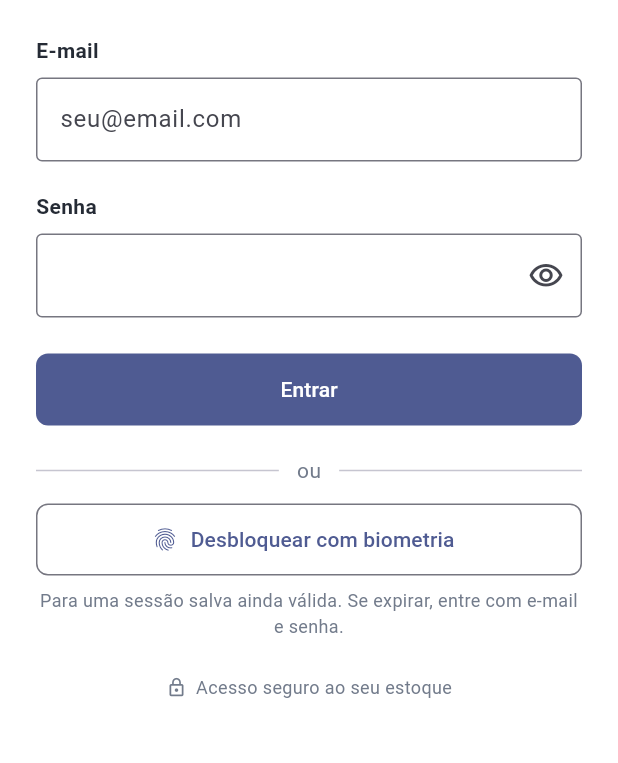
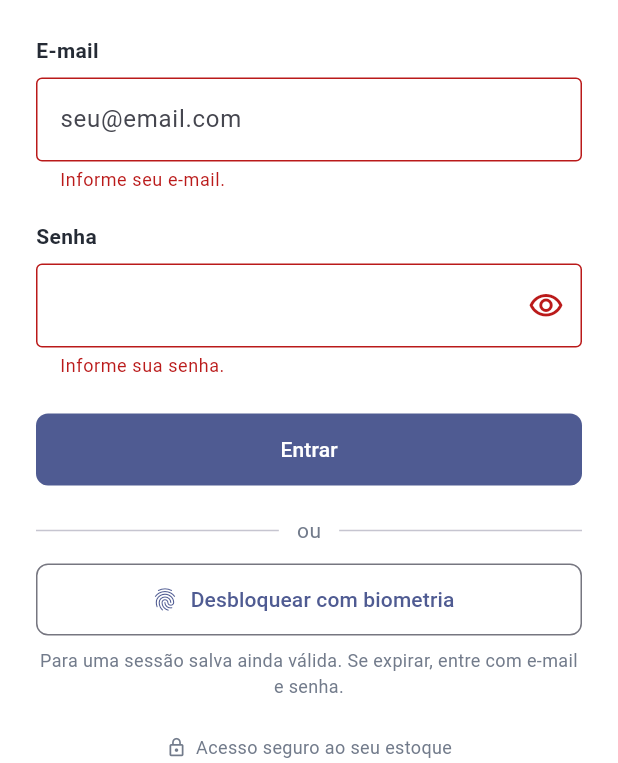
Before and after one commit to Cadu-f12/i-Stock-Mobile, a Flutter app: the screen it shows after launch, after a tap on "Entrar", on a phone screen of 412 x 824 dp, the part 473-1236 px from its top. Run offline on Flutter 3.47's test engine with Material 3 defaults, Android fonts, the phone set to English and light mode, and no system bars; our stand-ins replace bloc, flutter_bloc, flutter_dotenv.

Commit message:
Integrate login flow with the view
Connect the login page to the Cubit and HTTP repository. Add Bloc-driven form feedback, the temporary Pastilles destination, environment-based API configuration, and widget coverage. Ignore the local .env file.

```diff
--- a/lib/cubits/login_cubit.dart
+++ b/lib/cubits/login_cubit.dart
@@ -8,6 +8,8 @@ class LoginCubit extends Cubit<LoginState> {
   LoginCubit(this._repository) : super(const LoginInitial());
 
   final LoginRepository _repository;
+
+  void signOut() => emit(const LoginInitial());
 
   void emailChanged(String email) {
     if (state is LoginLoading) return;
--- a/lib/main.dart
+++ b/lib/main.dart
@@ -1,13 +1,31 @@
 import 'package:flutter/material.dart';
+import 'package:flutter_bloc/flutter_bloc.dart';
+import 'package:flutter_dotenv/flutter_dotenv.dart';
+import 'package:i_stock_mobile/cubits/login_cubit.dart';
+import 'package:i_stock_mobile/repositories/login_repository.dart';
 import 'package:i_stock_mobile/views/login_page.dart';
 
-void main() => runApp(const MyApp());
+Future<void> main() async {
+  await dotenv.load(fileName: '.env');
+  runApp(const MyApp());
+}
 
 class MyApp extends StatelessWidget {
   const MyApp({super.key});
 
   @override
-  Widget build(BuildContext context) => MaterialApp(
+  Widget build(BuildContext context) => RepositoryProvider<LoginRepositoryImpl>(
+    create: (_) => LoginRepositoryImpl(
+      baseUri: Uri.tryParse(dotenv.env['ISTOCK_API_BASE_URL'] ?? '') ?? Uri(),
+    ),
+    dispose: (repository) => repository.close(),
+    child: BlocProvider<LoginCubit>(
+      create: (context) => LoginCubit(context.read<LoginRepositoryImpl>()),
+      child: _buildApp(),
+    ),
+  );
+
+  Widget _buildApp() => MaterialApp(
     title: 'I-STOCK',
     debugShowCheckedModeBanner: false,
     theme: ThemeData(
--- a/lib/repositories/login_repository.dart
+++ b/lib/repositories/login_repository.dart
@@ -25,6 +25,11 @@ class LoginRepositoryImpl implements LoginRepository {
 
   @override
   Future<LoginSession> login(LoginCredentials credentials) async {
+    if ((baseUri.scheme != 'http' && baseUri.scheme != 'https') ||
+        baseUri.host.isEmpty) {
+      throw const LoginRequestException();
+    }
+
     final response = await _client.post(
       baseUri.resolve(LoginRepository.loginRoute),
       headers: const {
--- a/lib/views/login_page.dart
+++ b/lib/views/login_page.dart
@@ -1,4 +1,8 @@
 import 'package:flutter/material.dart';
+import 'package:flutter_bloc/flutter_bloc.dart';
+import 'package:i_stock_mobile/cubits/login_cubit.dart';
+import 'package:i_stock_mobile/states/login_state.dart';
+import 'package:i_stock_mobile/views/pastilles_placeholder_page.dart';
 
 class LoginPage extends StatefulWidget {
   const LoginPage({super.key});
@@ -8,18 +12,42 @@ class LoginPage extends StatefulWidget {
 }
 
 class _LoginPageState extends State<LoginPage> {
-  bool _showPassword = false;
+  final _emailController = TextEditingController();
+  final _passwordController = TextEditingController();
+
+  @override
+  void dispose() {
+    _emailController.dispose();
+    _passwordController.dispose();
+    super.dispose();
+  }
 
   @override
   Widget build(BuildContext context) {
     const blue = Color(0xFF34458F);
     const graphite = Color(0xFF252B35);
     const muted = Color(0xFF727B8B);
+    return BlocListener<LoginCubit, LoginState>(
+      listener: (context, state) {
+        if (state is LoginLoaded) {
+          _passwordController.clear();
+          Navigator.of(context).pushReplacement(
+            MaterialPageRoute<void>(
+              builder: (_) => const PastillesPlaceholderPage(),
+            ),
+          );
+        }
+      },
+      child: BlocBuilder<LoginCubit, LoginState>(
+        builder: (context, state) {
+          final isLoading = state is LoginLoading;
+          final error = state is LoginError ? state : null;
           return Scaffold(
             body: SafeArea(
               top: false,
               child: SingleChildScrollView(
-          keyboardDismissBehavior: ScrollViewKeyboardDismissBehavior.onDrag,
+                keyboardDismissBehavior:
+                    ScrollViewKeyboardDismissBehavior.onDrag,
                 child: Column(
                   crossAxisAlignment: CrossAxisAlignment.stretch,
                   children: [
@@ -91,13 +119,19 @@ class _LoginPageState extends State<LoginPage> {
                           const SizedBox(height: 8),
                           Semantics(
                             label: 'E-mail',
-                      child: const TextField(
+                            child: TextField(
+                              controller: _emailController,
+                              enabled: !isLoading,
+                              onChanged: context
+                                  .read<LoginCubit>()
+                                  .emailChanged,
                               keyboardType: TextInputType.emailAddress,
                               textInputAction: TextInputAction.next,
-                        autofillHints: [AutofillHints.email],
+                              autofillHints: const [AutofillHints.email],
                               decoration: InputDecoration(
                                 hintText: 'seu@email.com',
-                          border: OutlineInputBorder(),
+                                border: const OutlineInputBorder(),
+                                errorText: error?.emailError,
                               ),
                             ),
                           ),
@@ -113,18 +147,27 @@ class _LoginPageState extends State<LoginPage> {
                           Semantics(
                             label: 'Senha',
                             child: TextField(
-                        obscureText: !_showPassword,
+                              controller: _passwordController,
+                              enabled: !isLoading,
+                              onChanged: context
+                                  .read<LoginCubit>()
+                                  .passwordChanged,
+                              obscureText: !state.isPasswordVisible,
                               autofillHints: const [AutofillHints.password],
                               decoration: InputDecoration(
                                 border: const OutlineInputBorder(),
+                                errorText: error?.passwordError,
                                 suffixIcon: IconButton(
-                            tooltip: _showPassword
+                                  tooltip: state.isPasswordVisible
                                       ? 'Ocultar senha'
                                       : 'Mostrar senha',
-                            onPressed: () =>
-                                setState(() => _showPassword = !_showPassword),
+                                  onPressed: isLoading
+                                      ? null
+                                      : context
+                                            .read<LoginCubit>()
+                                            .togglePasswordVisibility,
                                   icon: Icon(
-                              _showPassword
+                                    state.isPasswordVisible
                                         ? Icons.visibility_off_outlined
                                         : Icons.visibility_outlined,
                                   ),
@@ -132,17 +175,40 @@ class _LoginPageState extends State<LoginPage> {
                               ),
                             ),
                           ),
+                          if (error?.message != null) ...[
+                            const SizedBox(height: 12),
+                            Semantics(
+                              liveRegion: true,
+                              child: Text(
+                                error!.message!,
+                                style: const TextStyle(
+                                  color: Color(0xFFB43B42),
+                                ),
+                              ),
+                            ),
+                          ],
                           const SizedBox(height: 24),
                           SizedBox(
                             height: 48,
                             child: FilledButton(
-                        onPressed: () {},
+                              onPressed: isLoading
+                                  ? null
+                                  : context.read<LoginCubit>().submit,
                               style: FilledButton.styleFrom(
                                 shape: RoundedRectangleBorder(
                                   borderRadius: BorderRadius.circular(8),
                                 ),
                               ),
-                        child: const Text('Entrar'),
+                              child: isLoading
+                                  ? const SizedBox(
+                                      width: 20,
+                                      height: 20,
+                                      child: CircularProgressIndicator(
+                                        strokeWidth: 2,
+                                        color: Colors.white,
+                                      ),
+                                    )
+                                  : const Text('Entrar'),
                             ),
                           ),
                           const SizedBox(height: 20),
@@ -151,7 +217,10 @@ class _LoginPageState extends State<LoginPage> {
                               Expanded(child: Divider()),
                               Padding(
                                 padding: EdgeInsets.symmetric(horizontal: 12),
-                          child: Text('ou', style: TextStyle(color: muted)),
+                                child: Text(
+                                  'ou',
+                                  style: TextStyle(color: muted),
+                                ),
                               ),
                               Expanded(child: Divider()),
                             ],
@@ -197,5 +266,8 @@ class _LoginPageState extends State<LoginPage> {
               ),
             ),
           );
+        },
+      ),
+    );
   }
 }
--- a/pubspec.yaml
+++ b/pubspec.yaml
@@ -36,6 +36,8 @@ dependencies:
   cupertino_icons: ^2.0.0
   bloc: ^9.2.2
   http: ^1.6.0
+  flutter_bloc: ^9.1.1
+  flutter_dotenv: ^6.0.2
 
 dev_dependencies:
   flutter_test:
@@ -58,6 +60,8 @@ flutter:
   # included with your application, so that you can use the icons in
   # the material Icons class.
   uses-material-design: true
+  assets:
+    - .env
 
   # To add assets to your application, add an assets section, like this:
   # assets:
```
Also changed, not shown: lib/views/pastilles_placeholder_page.dart (added, +40 -0 lines), pubspec.lock, 4 other files. Lines whose indentation alone changed are shown as unchanged.
